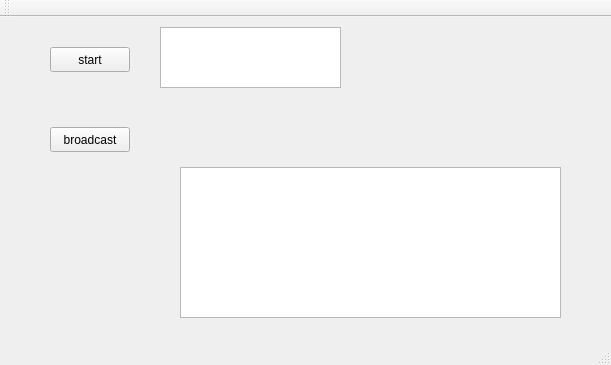
First picture: the form in qtServer/ui/mainwindow.ui, repository jiangjianqing/libsocket, before the edit.
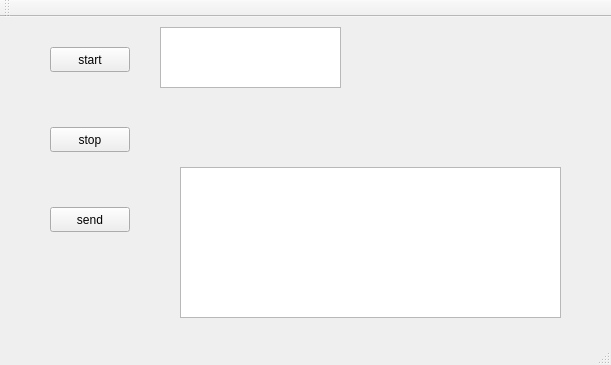
Second picture: the form after the edit.

The edit to the form file:
```diff
--- a/qtServer/ui/mainwindow.ui
+++ b/qtServer/ui/mainwindow.ui
@@ -24,7 +24,7 @@
      </rect>
     </property>
     <property name="text">
-     <string>broadcast</string>
+     <string>stop</string>
     </property>
    </widget>
    <widget class="QPushButton" name="btnStart">
@@ -60,6 +60,19 @@
      </rect>
     </property>
    </widget>
+   <widget class="QPushButton" name="btnSend">
+    <property name="geometry">
+     <rect>
+      <x>50</x>
+      <y>190</y>
+      <width>80</width>
+      <height>25</height>
+     </rect>
+    </property>
+    <property name="text">
+     <string>send</string>
+    </property>
+   </widget>
   </widget>
   <widget class="QMenuBar" name="menuBar">
    <property name="geometry">
```
